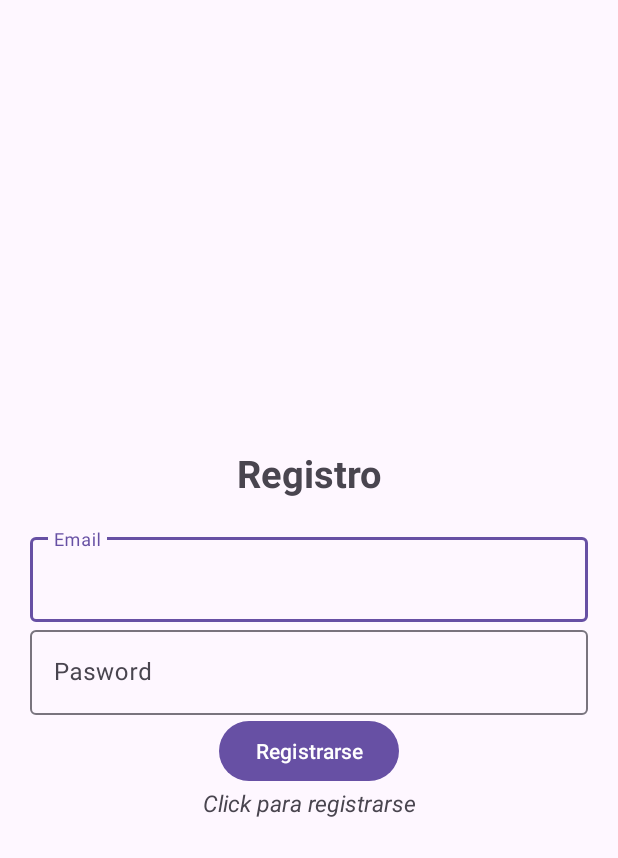
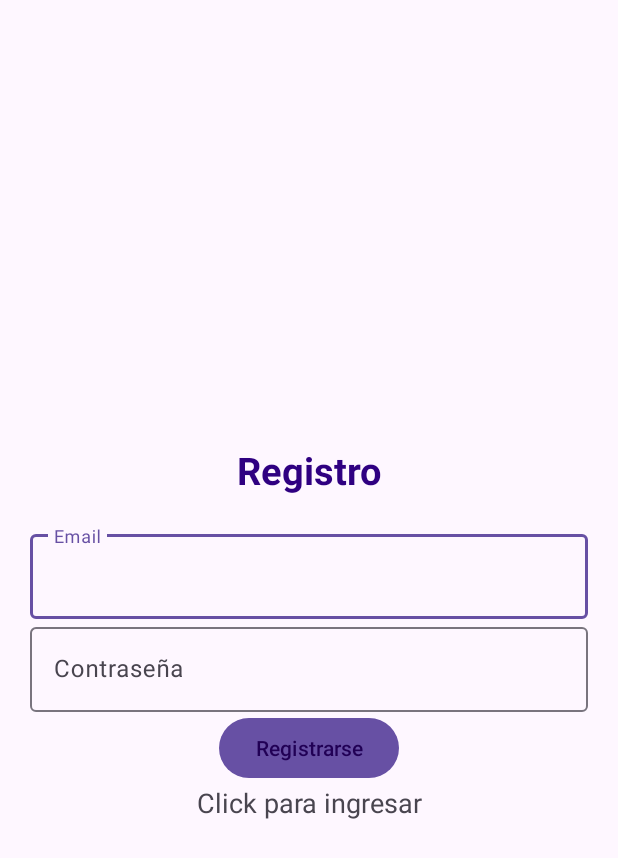
Before and after one commit to JeymsEsteban/LockMeow, an Android app: the screen it shows after launch (Registration), after a tap on "Click para registrarse", on a phone screen of 412 x 824 dp. Shown: the top 858 px of the screen. Run offline under Robolectric (Android 15) with nearby library versions, the light colour scheme and no system bars; our stand-ins replace Firebase (no records; nobody signed in at launch, a user with empty details on screens opened directly).

Commit message:
agregar archivos al push para garantizar el funcionamiento en el pull

```diff
--- a/app/src/main/java/com/example/lockmeow/MainActivity.java
+++ b/app/src/main/java/com/example/lockmeow/MainActivity.java
@@ -1,5 +1,6 @@
 package com.example.lockmeow;
 
+import android.annotation.SuppressLint;
 import android.content.Intent;
 import android.os.Bundle;
 import android.os.Handler;
@@ -20,6 +21,7 @@ public class MainActivity extends AppCompatActivity {
     TextView textView;
     FirebaseUser user;
     Boolean isReady = false;
+    @SuppressLint("MissingInflatedId")
     @Override
     protected void onCreate(Bundle savedInstanceState) {
         // Jeyms: Instalar y mostrar el splash screen
@@ -40,9 +42,10 @@ public class MainActivity extends AppCompatActivity {
         });
         super.onCreate(savedInstanceState);
         setContentView(R.layout.activity_main);
+        //Jeyms: Inicializamos braviables necesarias para volver al login, verificar si ya existe el usuario
         auth = FirebaseAuth.getInstance();
         button = findViewById(R.id.logout);
-        textView = findViewById(R.id.user_details);
+        textView = findViewById(R.id.user_detail);
         user = auth.getCurrentUser();
         if (user == null) {
             Intent intent = new Intent(getApplicationContext(), LoginActivity.class);
@@ -52,24 +55,18 @@ public class MainActivity extends AppCompatActivity {
         else {
             textView.setText(user.getEmail());
         }
-        button.setOnClickListener(new View.OnClickListener() {
-            @Override
-            public void onClick(View v) {
+        button.setOnClickListener(v -> {
             FirebaseAuth.getInstance().signOut();
             Intent intent = new Intent(getApplicationContext(), LoginActivity.class);
             startActivity(intent);
             finish();
-            }
         });
     }
     private void dissmisSplashScreen() {
         // Jeyms: Retrasar la actualizacion del estado isReady
-        new Handler().postDelayed(new Runnable() {
-            @Override
-            public void run() {
+        new Handler().postDelayed(() -> {
             // Jeyms: Establecer isReady en true despues de 1000 milisegundos (1 segundo)
             isReady = true;
-            }
         }, 1000);
     }
 }
--- a/app/src/main/res/layout/activity_registration.xml
+++ b/app/src/main/res/layout/activity_registration.xml
@@ -16,7 +16,8 @@
         android:gravity="center"
         android:layout_margin="20sp"
         android:layout_width="match_parent"
-        android:layout_height="wrap_content"/>
+        android:layout_height="wrap_content"
+        android:textColor="#2F0081"/>
     <com.google.android.material.textfield.TextInputLayout
         android:layout_width="match_parent"
         android:layout_height="wrap_content">
@@ -39,15 +40,16 @@
         android:id="@+id/btn_register"
         android:layout_width="wrap_content"
         android:text="@string/register_btm"
-        android:layout_height="wrap_content"/>
+        android:layout_height="wrap_content"
+        android:textColor="#210055"/>
     <ProgressBar
         android:id="@+id/progressBar"
         android:visibility="gone"
         android:layout_width="wrap_content"
         android:layout_height="wrap_content"/>
     <TextView
-        android:textStyle="italic"
-        android:textSize="15sp"
+        android:textStyle="normal"
+        android:textSize="18sp"
         android:gravity="center"
         android:id="@+id/loginNow"
         android:text="@string/click_to_register"
--- a/app/src/main/res/values/strings.xml
+++ b/app/src/main/res/values/strings.xml
@@ -1,13 +1,13 @@
 <resources>
     <string name="app_name">LockMeow</string>
-    <string name="login">Login</string>
+    <string name="login">Ingresar</string>
     <string name="email">Email</string>
-    <string name="pasword">Pasword</string>
+    <string name="pasword">Contraseña</string>
     <string name="loginBtn">Login</string>
     <string name="register">Registro</string>
     <string name="register_btm">Registrarse</string>
     <string name="click_to_login">Click para registrarse</string>
-    <string name="click_to_register">Click para registrarse</string>
+    <string name="click_to_register">Click para ingresar</string>
     <string name="log_out">Log out</string>
     <string name="logout">Log out</string>
 </resources>
```
Also changed, not shown: app/src/main/res/layout/activity_login.xml (+4 -3 lines), app/src/main/res/layout/activity_main.xml (+15 -9 lines), app/src/main/res/drawable/cathome.png (added), 1 other file. Lines whose indentation alone changed are shown as unchanged.
